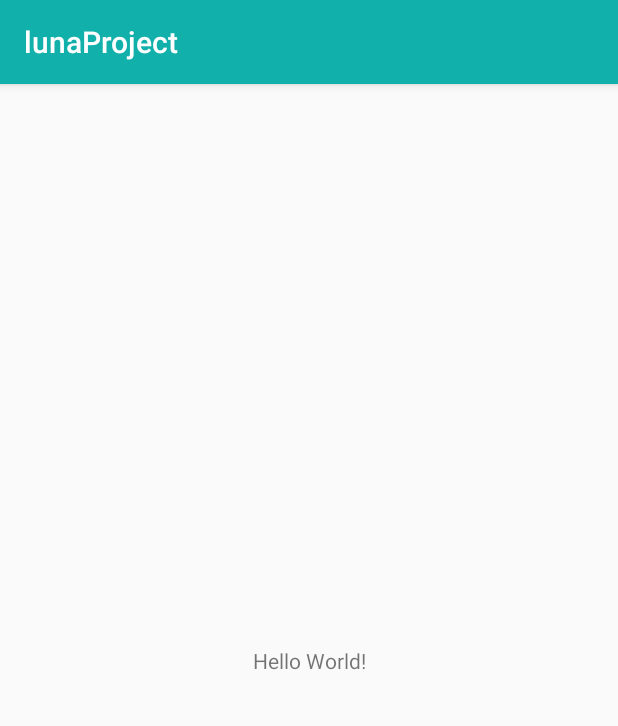
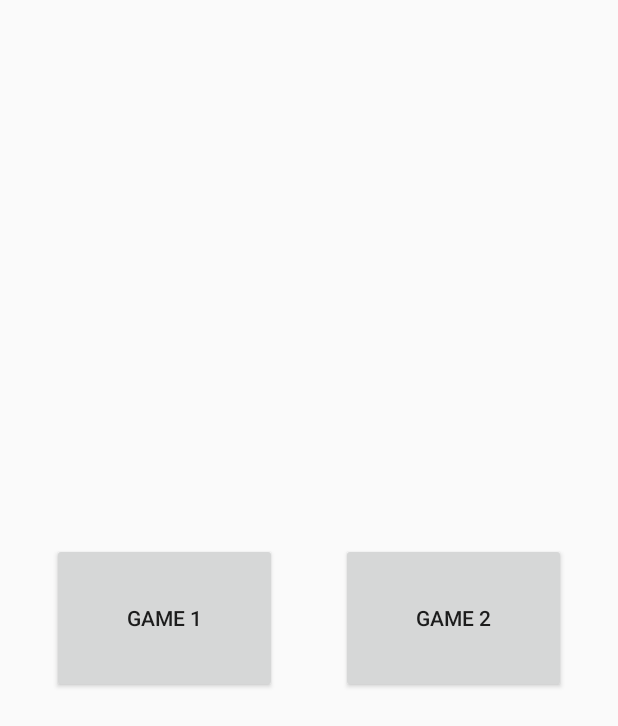
Before and after one commit to holylance/lunaProject, an Android app: the screen it shows after launch (MainActivity), on a phone screen of 412 x 824 dp. Shown: the top 726 px of the screen. Run offline under Robolectric (Android 15) with nearby library versions, the phone set to English and light mode, and no system bars.

Commit message:
feature: Add navigation path and buttons for games

```diff
--- a/app/src/main/java/com/hjcorp/lunaproject/MainActivity.kt
+++ b/app/src/main/java/com/hjcorp/lunaproject/MainActivity.kt
@@ -8,5 +8,7 @@ class MainActivity : AppCompatActivity() {
     override fun onCreate(savedInstanceState: Bundle?) {
         super.onCreate(savedInstanceState)
         setContentView(R.layout.activity_main)
+
+        supportActionBar?.hide()
     }
 }
--- a/app/src/main/java/com/hjcorp/lunaproject/lobby/LobbyFragment.kt
+++ b/app/src/main/java/com/hjcorp/lunaproject/lobby/LobbyFragment.kt
@@ -6,7 +6,10 @@ import androidx.fragment.app.Fragment
 import android.view.LayoutInflater
 import android.view.View
 import android.view.ViewGroup
+import androidx.navigation.fragment.findNavController
 import com.hjcorp.lunaproject.R
+import kotlinx.android.synthetic.main.activity_main.*
+import kotlinx.android.synthetic.main.lobby_fragment.*
 
 class LobbyFragment : Fragment() {
 
@@ -23,6 +26,16 @@ class LobbyFragment : Fragment() {
         return inflater.inflate(R.layout.lobby_fragment, container, false)
     }
 
+    override fun onViewCreated(view: View, savedInstanceState: Bundle?) {
+        super.onViewCreated(view, savedInstanceState)
+        button_game1.setOnClickListener {
+            nav_host.findNavController().navigate(R.id.action_lobbyFragment_to_game1Fragment)
+        }
+        button_game2.setOnClickListener {
+            nav_host.findNavController().navigate(R.id.action_lobbyFragment_to_game2Fragment)
+        }
+    }
+
     override fun onActivityCreated(savedInstanceState: Bundle?) {
         super.onActivityCreated(savedInstanceState)
         viewModel = ViewModelProviders.of(this).get(LobbyViewModel::class.java)
--- a/app/src/main/res/layout/activity_main.xml
+++ b/app/src/main/res/layout/activity_main.xml
@@ -7,13 +7,16 @@
     android:layout_height="match_parent"
     tools:context=".MainActivity">
 
-    <TextView
-        android:layout_width="wrap_content"
-        android:layout_height="wrap_content"
-        android:text="Hello World!"
+    <fragment
+        android:id="@+id/nav_host"
+        android:name="androidx.navigation.fragment.NavHostFragment"
+        android:layout_width="match_parent"
+        android:layout_height="match_parent"
         app:layout_constraintBottom_toBottomOf="parent"
         app:layout_constraintLeft_toLeftOf="parent"
         app:layout_constraintRight_toRightOf="parent"
-        app:layout_constraintTop_toTopOf="parent" />
+        app:layout_constraintTop_toTopOf="parent"
+        app:defaultNavHost="true"
+        app:navGraph="@navigation/nav_graph" />
 
 </androidx.constraintlayout.widget.ConstraintLayout>
--- a/app/src/main/res/layout/game1_fragment.xml
+++ b/app/src/main/res/layout/game1_fragment.xml
@@ -8,6 +8,6 @@
     <TextView
         android:layout_width="match_parent"
         android:layout_height="match_parent"
-        android:text="Hello" />
+        android:text="Hello game 1" />
 
 </FrameLayout>
--- a/app/src/main/res/layout/game2_fragment.xml
+++ b/app/src/main/res/layout/game2_fragment.xml
@@ -8,6 +8,6 @@
     <TextView
         android:layout_width="match_parent"
         android:layout_height="match_parent"
-        android:text="Hello" />
+        android:text="Hello game 2" />
 
 </FrameLayout>
--- a/app/src/main/res/layout/lobby_fragment.xml
+++ b/app/src/main/res/layout/lobby_fragment.xml
@@ -1,17 +1,34 @@
 <?xml version="1.0" encoding="utf-8"?>
-<FrameLayout xmlns:android="http://schemas.android.com/apk/res/android"
+<androidx.constraintlayout.widget.ConstraintLayout
+    xmlns:android="http://schemas.android.com/apk/res/android"
+    xmlns:tools="http://schemas.android.com/tools"
     xmlns:app="http://schemas.android.com/apk/res-auto"
-    xmlns:tools="http://schemas.android.com/tools"
     android:layout_width="match_parent"
     android:layout_height="match_parent"
     tools:context=".lobby.LobbyFragment">
 
-    <fragment
-        android:id="@+id/nav_host"
-        android:name="androidx.navigation.fragment.NavHostFragment"
-        android:layout_width="match_parent"
-        android:layout_height="match_parent"
-        app:defaultNavHost="true"
-        app:navGraph="@navigation/nav_graph" />
+    <Button
+        android:id="@+id/button_game1"
+        android:layout_width="@dimen/button_game_width"
+        android:layout_height="@dimen/button_game_height"
+        android:layout_marginStart="8dp"
+        android:layout_marginEnd="8dp"
+        android:text="@string/game_1"
+        app:layout_constraintBottom_toBottomOf="parent"
+        app:layout_constraintEnd_toStartOf="@+id/button_game2"
+        app:layout_constraintStart_toStartOf="parent"
+        app:layout_constraintTop_toTopOf="parent" />
 
-</FrameLayout>
+    <Button
+        android:id="@+id/button_game2"
+        android:layout_width="@dimen/button_game_width"
+        android:layout_height="@dimen/button_game_height"
+        android:layout_marginStart="8dp"
+        android:layout_marginEnd="8dp"
+        android:text="@string/game_2"
+        app:layout_constraintBottom_toBottomOf="parent"
+        app:layout_constraintEnd_toEndOf="parent"
+        app:layout_constraintStart_toEndOf="@id/button_game1"
+        app:layout_constraintTop_toTopOf="parent" />
+
+</androidx.constraintlayout.widget.ConstraintLayout>
--- a/app/src/main/res/navigation/nav_graph.xml
+++ b/app/src/main/res/navigation/nav_graph.xml
@@ -9,7 +9,14 @@
         android:id="@+id/lobbyFragment"
         android:name="com.hjcorp.lunaproject.lobby.LobbyFragment"
         android:label="lobbyFragment"
-        tools:layout="@layout/lobby_fragment" />
+        tools:layout="@layout/lobby_fragment" >
+        <action
+            android:id="@+id/action_lobbyFragment_to_game1Fragment"
+            app:destination="@id/game1Fragment" />
+        <action
+            android:id="@+id/action_lobbyFragment_to_game2Fragment"
+            app:destination="@id/game2Fragment" />
+    </fragment>
     <fragment
         android:id="@+id/game1Fragment"
         android:name="com.hjcorp.lunaproject.game1.Game1Fragment"
--- /dev/null
+++ b/app/src/main/res/values/dimens.xml
@@ -0,0 +1,5 @@
+<?xml version="1.0" encoding="utf-8"?>
+<resources>
+    <dimen name="button_game_width">150dp</dimen>
+    <dimen name="button_game_height">100dp</dimen>
+</resources>
--- a/app/src/main/res/values/strings.xml
+++ b/app/src/main/res/values/strings.xml
@@ -1,3 +1,5 @@
 <resources>
     <string name="app_name">lunaProject</string>
+    <string name="game_1">Game 1</string>
+    <string name="game_2">Game 2</string>
 </resources>
```
